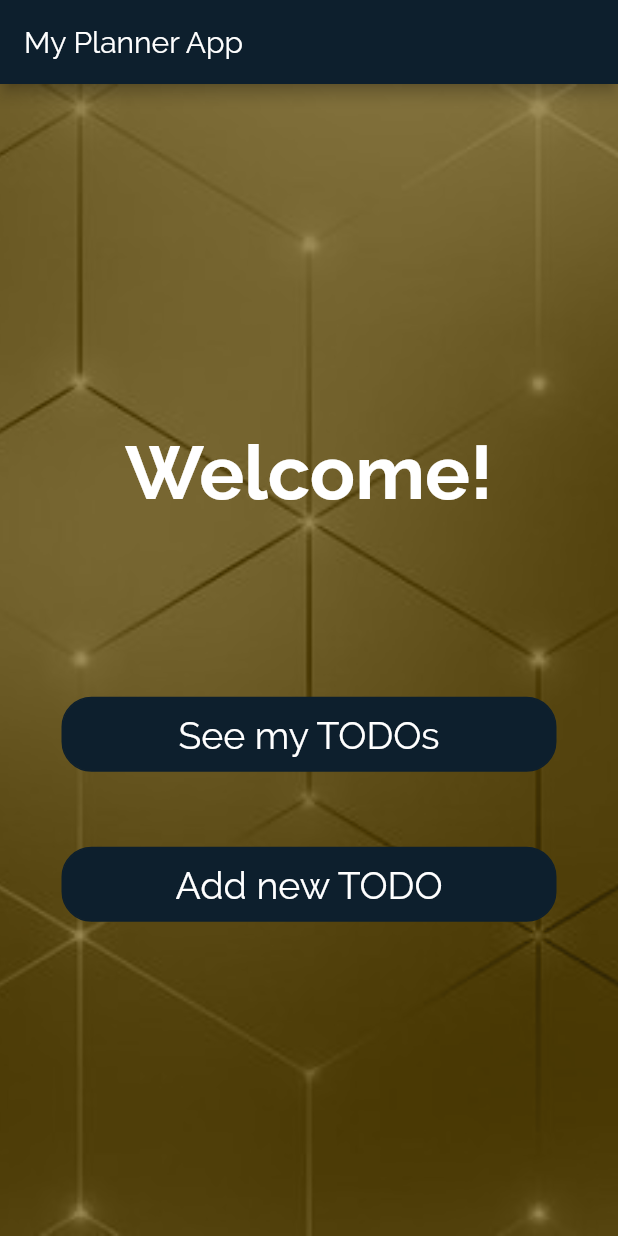
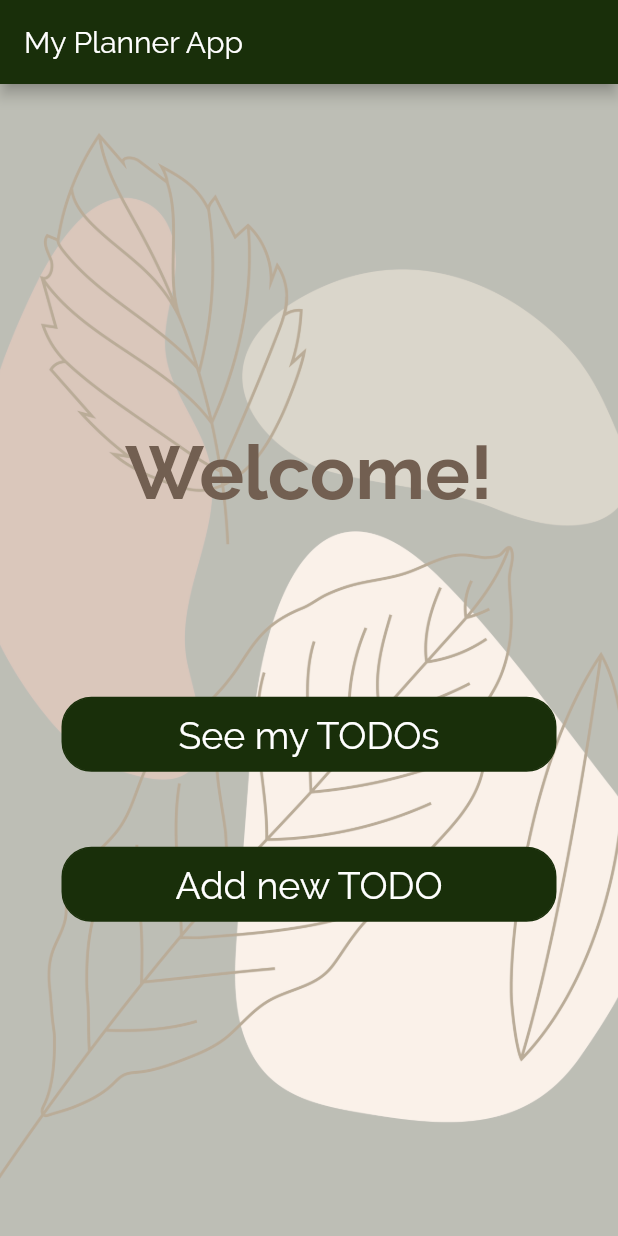
Before and after one commit to kristinaa42/TODOapp, a Flutter app: the screen it shows after launch, after a tap on "Log In", on a phone screen of 412 x 824 dp. Run offline on Flutter 3.47's test engine with Material 2 defaults, Android fonts, the phone set to English and light mode, and no system bars.

Commit message:
changed background image

```diff
--- a/lib/main.dart
+++ b/lib/main.dart
@@ -9,20 +9,19 @@ void main() {
 class MyApp extends StatelessWidget {
   const MyApp({super.key});
 
-
   @override
   Widget build(BuildContext context) {
     return MaterialApp(
       title: 'My Planner App',
       theme: ThemeData(
-       //colorScheme: ColorScheme(brightness: Brightness.light, primary: Color.fromRGBO(119, 104, 113, 1), onPrimary: onPrimary, secondary: secondary, onSecondary: onSecondary, error: error, onError: onError, background: background, onBackground: onBackground, surface: surface, onSurface: onSurface,),
-        primaryColor:const Color.fromRGBO(13, 31, 45, 1),
+        //colorScheme: ColorScheme(brightness: Brightness.light, primary: Color.fromRGBO(119, 104, 113, 1), onPrimary: onPrimary, secondary: secondary, onSecondary: onSecondary, error: error, onError: onError, background: background, onBackground: onBackground, surface: surface, onSurface: onSurface,),
+        primaryColor: Color.fromARGB(255, 25, 47, 10),
 
-      // canvasColor: const Color.fromARGB(255, 255, 207, 250),
+        // canvasColor: const Color.fromARGB(255, 255, 207, 250),
       ),
       home: const AuthScreen(),
       routes: {
-        WelcomeScreen.routeName :(context) => const WelcomeScreen(),
+        WelcomeScreen.routeName: (context) => const WelcomeScreen(),
       },
     );
   }
--- a/lib/screens/auth_screen.dart
+++ b/lib/screens/auth_screen.dart
@@ -8,11 +8,15 @@ class AuthScreen extends StatelessWidget {
   Widget build(BuildContext context) {
     return Scaffold(
       body: Container(
-        decoration:const  BoxDecoration(image: DecorationImage(image: AssetImage('images/1.jpg',),
+        decoration: const BoxDecoration(
+          image: DecorationImage(
+            image: AssetImage(
+              'images/5.jpg',
+            ),
             opacity: 0.5,
             fit: BoxFit.cover,
-          colorFilter:ColorFilter.mode(Color.fromARGB(255, 77, 60, 7),
-          BlendMode.color),
+            /*colorFilter: ColorFilter.mode(
+                Color.fromARGB(255, 77, 60, 7), BlendMode.color),*/
           ),
         ),
         alignment: Alignment.center,
@@ -20,53 +24,122 @@ class AuthScreen extends StatelessWidget {
         child: Column(
           mainAxisAlignment: MainAxisAlignment.center,
           children: [
-          const Text('Welcome', style: TextStyle(color: Colors.white, fontSize: 50, fontFamily: 'Raleway'),),
-         const SizedBox(height: 20,),
-          const Text('Log In or Sign Up', style: TextStyle(color: Colors.white, fontFamily: 'Raleway', fontSize: 20),),
-          const SizedBox(height: 50,),
-          Form(child: Column(children: [
+            Text(
+              'Welcome',
+              style: TextStyle(
+                  color: Theme.of(context).primaryColor,
+                  fontSize: 50,
+                  fontFamily: 'Raleway'),
+            ),
+            const SizedBox(
+              height: 40,
+            ),
+            const Text(
+              'Log In or Sign Up',
+              style: TextStyle(
+                  color: Colors.white,
+                  fontFamily: 'Raleway',
+                  fontSize: 20,
+                  fontWeight: FontWeight.w600),
+            ),
+            const SizedBox(
+              height: 50,
+            ),
+            Form(
+              child: Column(
+                children: [
                   Container(
                     height: 50,
                     width: 330,
-              decoration: BoxDecoration(borderRadius: BorderRadius.circular(20), color: const Color.fromARGB(255, 184, 184, 175),
-                  border: Border.all(width: 1, color: Theme.of(context).primaryColor),),
+                    decoration: BoxDecoration(
+                      borderRadius: BorderRadius.circular(20),
+                      color: const Color.fromARGB(255, 234, 241, 235),
+                      border: Border.all(
+                          width: 1, color: Theme.of(context).primaryColor),
+                    ),
                     child: TextFormField(
                       keyboardType: TextInputType.emailAddress,
                       textCapitalization: TextCapitalization.none,
-                decoration:const InputDecoration(hintText: 'Email',hintStyle: TextStyle(fontSize: 18, fontFamily: 'Raleway'), border: InputBorder.none, prefixIcon: Icon(Icons.person_2_outlined)),
-              ),),
-             const SizedBox(height: 20,),
+                      decoration: const InputDecoration(
+                        hintText: 'Email',
+                        hintStyle:
+                            TextStyle(fontSize: 18, fontFamily: 'Raleway'),
+                        border: InputBorder.none,
+                        prefixIcon: Icon(Icons.person_2_outlined),
+                      ),
+                    ),
+                  ),
+                  const SizedBox(
+                    height: 20,
+                  ),
                   Container(
                     height: 50,
                     width: 330,
-              decoration: BoxDecoration(borderRadius: BorderRadius.circular(20),  color: const Color.fromARGB(255, 184, 184, 175),
-                  border: Border.all(width: 1, color: Theme.of(context).primaryColor),),
+                    decoration: BoxDecoration(
+                      borderRadius: BorderRadius.circular(20),
+                      color: const Color.fromARGB(255, 234, 241, 235),
+                      border: Border.all(
+                          width: 1, color: Theme.of(context).primaryColor),
+                    ),
                     child: TextFormField(
                       obscureText: true,
                       textCapitalization: TextCapitalization.none,
-                decoration:const InputDecoration(hintText: 'Password',hintStyle: TextStyle(fontSize: 18, fontFamily: 'Raleway'), border: InputBorder.none, prefixIcon: Icon(Icons.key)),)),
-            const SizedBox(height: 20,),
-
+                      decoration: const InputDecoration(
+                        hintText: 'Password',
+                        hintStyle:
+                            TextStyle(fontSize: 18, fontFamily: 'Raleway'),
+                        border: InputBorder.none,
+                        prefixIcon: Icon(Icons.key),
+                      ),
+                    ),
+                  ),
+                  const SizedBox(
+                    height: 20,
+                  ),
                 ],
               ),
             ),
-          Container(width: 330,
+            Container(
+              width: 330,
               height: 50,
               decoration: BoxDecoration(
                 color: Theme.of(context).primaryColor,
-                    border: Border.all(width: 1, color: Theme.of(context).primaryColor),
-                    borderRadius:const BorderRadius.all(Radius.circular(20),),
+                border:
+                    Border.all(width: 1, color: Theme.of(context).primaryColor),
+                borderRadius: const BorderRadius.all(
+                  Radius.circular(20),
+                ),
               ),
               child: ElevatedButton(
-               style: ElevatedButton.styleFrom(backgroundColor: Colors.transparent, foregroundColor: Colors.transparent, shadowColor: Colors.transparent, elevation: 5),
-                onPressed: (){
-                  Navigator.of(context).pushReplacementNamed(WelcomeScreen.routeName);
-                }, child: const Text('Log In', style: TextStyle(color: Colors.white, fontSize: 20, fontFamily: 'Raleway'),
+                style: ElevatedButton.styleFrom(
+                    backgroundColor: Colors.transparent,
+                    foregroundColor: Colors.transparent,
+                    shadowColor: Colors.transparent,
+                    elevation: 5),
+                onPressed: () {
+                  Navigator.of(context)
+                      .pushReplacementNamed(WelcomeScreen.routeName);
+                },
+                child: const Text(
+                  'Log In',
+                  style: TextStyle(
+                      color: Colors.white, fontSize: 20, fontFamily: 'Raleway'),
                 ),
               ),
             ),
-                const SizedBox(height: 20,),
-                TextButton(onPressed: (){}, child:  Text('Sign Up', style: TextStyle(fontFamily: 'Raleway', color: Theme.of(context).primaryColor, fontSize: 20, fontWeight: FontWeight.w700),),
+            const SizedBox(
+              height: 10,
+            ),
+            TextButton(
+              onPressed: () {},
+              child: Text(
+                'Sign Up',
+                style: TextStyle(
+                    fontFamily: 'Raleway',
+                    color: Theme.of(context).primaryColor,
+                    fontSize: 20,
+                    fontWeight: FontWeight.w700),
+              ),
             ),
           ],
         ),
--- a/lib/screens/welcome_screen.dart
+++ b/lib/screens/welcome_screen.dart
@@ -6,27 +6,30 @@ class WelcomeScreen extends StatelessWidget {
 
   @override
   Widget build(BuildContext context) {
-    return
-
-     Scaffold(
+    return Scaffold(
       appBar: AppBar(
-          title: const Text('My Planner App', style: TextStyle(fontFamily: 'Raleway'),),
+        title: const Text(
+          'My Planner App',
+          style: TextStyle(fontFamily: 'Raleway'),
+        ),
         backgroundColor: Theme.of(context).primaryColor,
       ),
       body: Container(
-          decoration:const  BoxDecoration(image: DecorationImage(image: AssetImage('images/1.jpg',),
+        decoration: const BoxDecoration(
+          image: DecorationImage(
+            image: AssetImage(
+              'images/5.jpg',
+            ),
             opacity: 0.5,
             fit: BoxFit.cover,
-          colorFilter:ColorFilter.mode(Color.fromARGB(255, 77, 60, 7),
-          BlendMode.color),
+            // colorFilter: ColorFilter.mode(
+            //     Color.fromARGB(255, 77, 60, 7), BlendMode.color),
           ),
         ),
         alignment: Alignment.center,
         child: Column(
           mainAxisAlignment: MainAxisAlignment.center,
-
           children: [
-
             Container(
               padding: const EdgeInsets.all(20),
               // decoration: BoxDecoration(
@@ -34,37 +37,72 @@ class WelcomeScreen extends StatelessWidget {
               //   borderRadius: const BorderRadius.all(Radius.circular(20)),
               //   border: Border.all(width: 1, color: const Color.fromRGBO(13, 31, 45, 1),),
               // ),
-                child:const  Text('Welcome!', style: TextStyle(fontFamily: 'Raleway', fontSize: 50, color: Colors.white, fontWeight: FontWeight.w700),),),
-                const SizedBox(height: 100,),
+              child: const Text(
+                'Welcome!',
+                style: TextStyle(
+                    fontFamily: 'Raleway',
+                    fontSize: 50,
+                    color: Color.fromRGBO(114, 95, 81, 1),
+                    fontWeight: FontWeight.w700),
+              ),
+            ),
+            const SizedBox(
+              height: 100,
+            ),
             Container(
-                  width: 330,
-
-                  decoration: BoxDecoration(
-                    color: Theme.of(context).primaryColor,
-                    border: Border.all(width: 1, color: Theme.of(context).primaryColor),
-                    borderRadius:const BorderRadius.all(Radius.circular(20),),
-                  ),
-                  child: ElevatedButton(
-                    style: ElevatedButton.styleFrom(backgroundColor: Colors.transparent, foregroundColor: Colors.transparent, shadowColor: Colors.transparent, elevation: 5),
-                    onPressed: (){}, child: const Text('See my TODOs', style: TextStyle(fontFamily: 'Raleway', fontSize: 25, color: Colors.white)))),
-                const SizedBox(height: 50,)
-,                Container(
               width: 330,
               decoration: BoxDecoration(
                 color: Theme.of(context).primaryColor,
-                    border: Border.all(width: 1, color: Theme.of(context).primaryColor),
-                    borderRadius:const BorderRadius.all(Radius.circular(20),),
+                border:
+                    Border.all(width: 1, color: Theme.of(context).primaryColor),
+                borderRadius: const BorderRadius.all(
+                  Radius.circular(20),
+                ),
               ),
               child: ElevatedButton(
-
-                    style: ElevatedButton.styleFrom(backgroundColor: Colors.transparent, foregroundColor: Colors.transparent, shadowColor: Colors.transparent, elevation: 5),
-                    onPressed: (){},
-                    child: const Text('Add new TODO', style: TextStyle(fontFamily: 'Raleway', fontSize: 25, color: Colors.white),),),
+                style: ElevatedButton.styleFrom(
+                    backgroundColor: Colors.transparent,
+                    foregroundColor: Colors.transparent,
+                    shadowColor: Colors.transparent,
+                    elevation: 5),
+                onPressed: () {},
+                child: const Text(
+                  'See my TODOs',
+                  style: TextStyle(
+                      fontFamily: 'Raleway', fontSize: 25, color: Colors.white),
+                ),
+              ),
+            ),
+            const SizedBox(
+              height: 50,
+            ),
+            Container(
+              width: 330,
+              decoration: BoxDecoration(
+                color: Theme.of(context).primaryColor,
+                border:
+                    Border.all(width: 1, color: Theme.of(context).primaryColor),
+                borderRadius: const BorderRadius.all(
+                  Radius.circular(20),
+                ),
+              ),
+              child: ElevatedButton(
+                style: ElevatedButton.styleFrom(
+                    backgroundColor: Colors.transparent,
+                    foregroundColor: Colors.transparent,
+                    shadowColor: Colors.transparent,
+                    elevation: 5),
+                onPressed: () {},
+                child: const Text(
+                  'Add new TODO',
+                  style: TextStyle(
+                      fontFamily: 'Raleway', fontSize: 25, color: Colors.white),
+                ),
+              ),
             ),
           ],
         ),
       ),
     );
-
   }
 }
--- a/pubspec.yaml
+++ b/pubspec.yaml
@@ -62,6 +62,9 @@ flutter:
   assets:
     - images/1.jpg
     - images/2.jpg
+    - images/3.jpg
+    - images/4.jpg
+    - images/5.jpg
 
   # An image asset can refer to one or more resolution-specific "variants", see
   # https://flutter.dev/assets-and-images/#resolution-aware
```
Also changed, not shown: images/4.jpg (added), images/5.jpg (added), 1 other file. Lines whose indentation alone changed are shown as unchanged.
